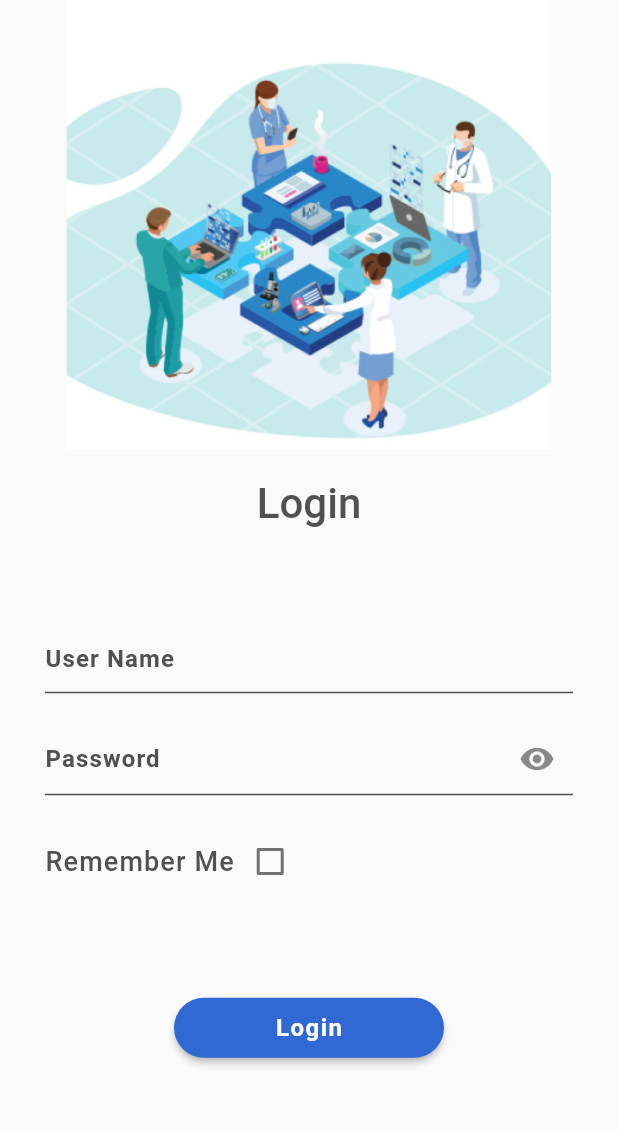
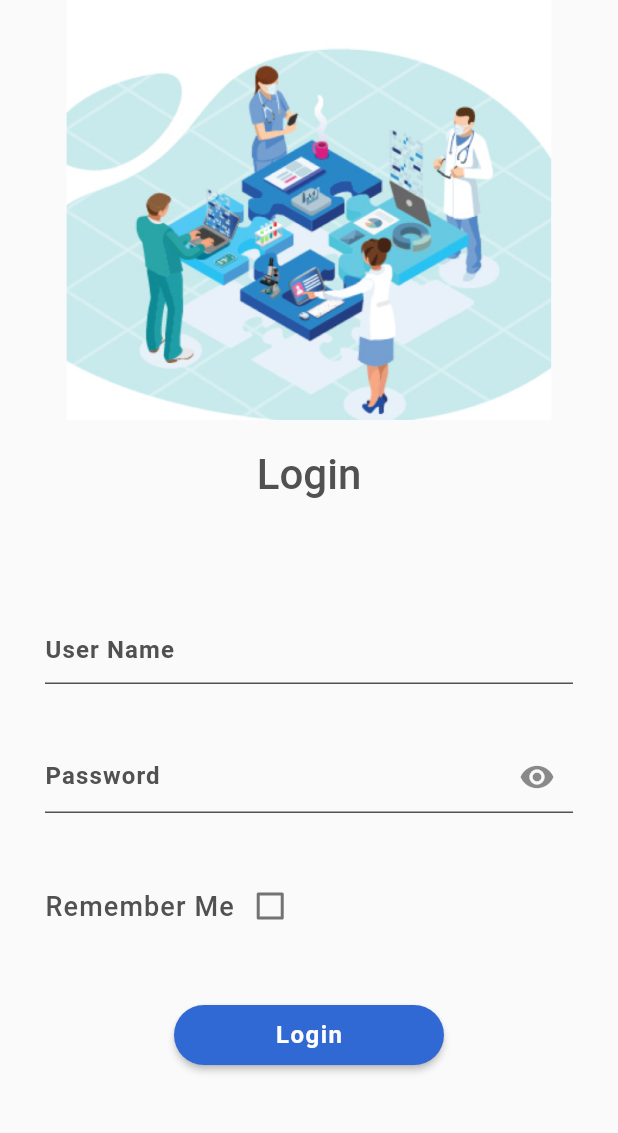
Before and after one commit to sgnm-abdullah-erol/Windesk.FM-Mobile-V1, a Flutter app: the screen it shows after launch, on a phone screen of 412 x 824 dp, the part 84-1217 px from its top. Run offline on Flutter 3.47's test engine with Material 2 defaults, Android fonts, the phone set to English and light mode, and no system bars; our stand-ins replace accordion, animated_text_kit, auto_route, badges, bottom_navy_bar, dartz and 16 more; missing offline and left inert: animated_widgets, flutter_barcode_scanner, internet_file; accounts and stored records are empty; statements that could not run were skipped.

Commit message:
login pixel error fixed

```diff
--- a/lib/core/constants/paths/service_tools.dart
+++ b/lib/core/constants/paths/service_tools.dart
@@ -15,7 +15,7 @@
   static const attachPathLive = "http://10.32.12.42/windesktest/xreadattach.php?token=$tokenV1&id=";
   static const facilityName = "İstanbul Finans Merkezi";
 
-  static const bool _isProduction = true;
+  static const bool _isProduction = false;
 
   static Url get url {
     if (_isProduction) {
--- a/lib/product/screens/auth/view/login_screen.dart
+++ b/lib/product/screens/auth/view/login_screen.dart
@@ -81,9 +81,26 @@
                 const SizedBox(height: 20),
                 _loginTitleWidget(context),
                 _textFields(context, widget.provider),
+                _rememberMeButton(context),
                 _loginButton(),
               ],
             ),
+    );
+  }
+
+  Padding _rememberMeButton(BuildContext context) {
+    return Padding(
+      padding: CustomPaddings.onlyHorizontalHigh,
+      child: Row(
+        children: [
+          Text(LocaleKeys.HintRememberMe, style: context.bodyMedium).tr(),
+          Checkbox(
+            checkColor: Colors.white,
+            value: widget.provider.rememberMe,
+            onChanged: (bool? value) => (value != null) ? setState(() => widget.provider.setRememberMe(value)) : null,
+          ),
+        ],
+      ),
     );
   }
 
@@ -115,16 +132,6 @@
                   changeVisibility: provider.setShowPassword,
                   showPassword: provider.showPassword,
                 ),
-                Row(
-                  children: [
-                    Text(LocaleKeys.HintRememberMe, style: context.bodyMedium).tr(),
-                    Checkbox(
-                      checkColor: Colors.white,
-                      value: loginProvider.rememberMe,
-                      onChanged: (bool? value) => (value != null) ? setState(() => loginProvider.setRememberMe(value)) : null,
-                    ),
-                  ],
-                ),
               ],
             ),
           ),
```
Also changed, not shown: lib/feature/service/global_services.dart/work_space_service/work_space_service_repository_impl.dart (+8 -1 lines).
